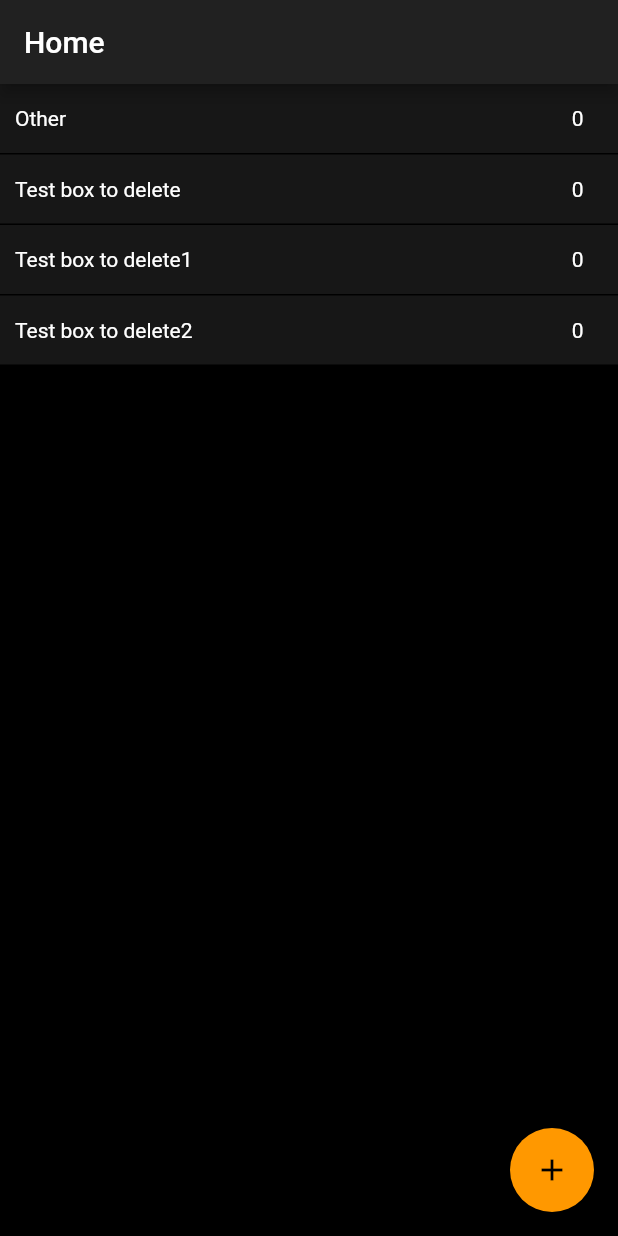
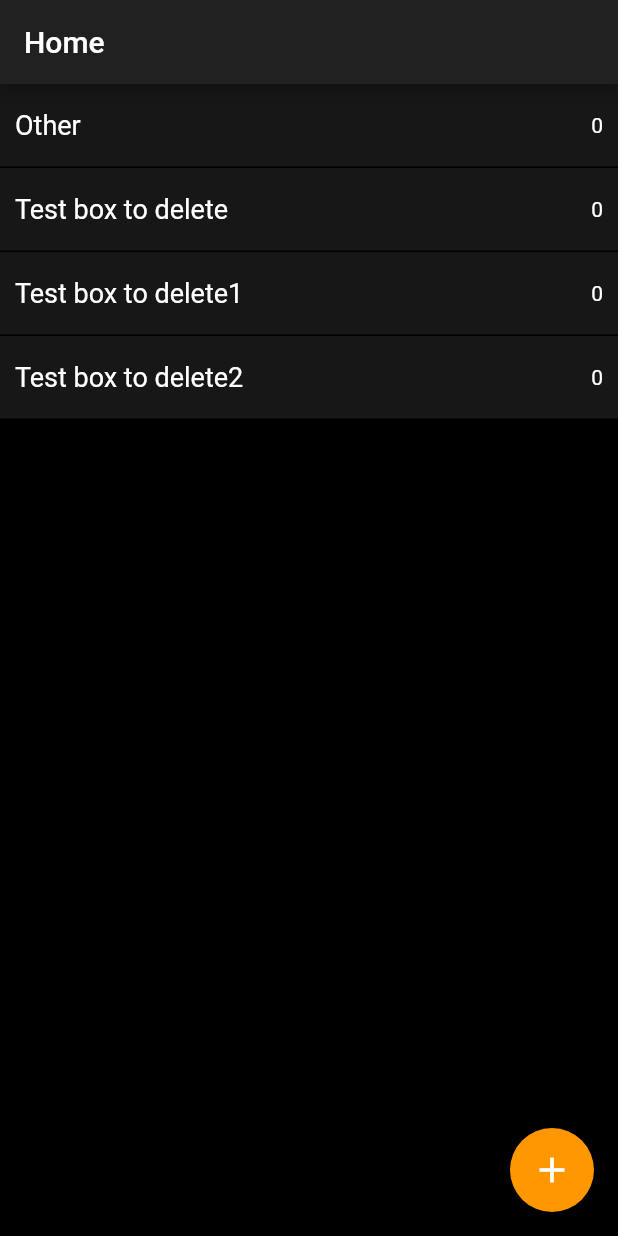
Before and after one commit to MusicCorner/Moneybox_dart, a Flutter app: the screen it shows after launch, on a phone screen of 412 x 824 dp. Run offline on Flutter 3.47's test engine with Material 2 defaults, Android fonts, the phone set to English and light mode, and no system bars.

Commit message:
styles improve

```diff
--- a/lib/view/HomePage/HomePage.dart
+++ b/lib/view/HomePage/HomePage.dart
@@ -76,7 +76,7 @@ class HomePage extends StatelessWidget {
       floatingActionButton: FloatingActionButton(
         onPressed: () => _goToAddBoxScreen(context),
         tooltip: 'Add new box',
-        child: Icon(Icons.add),
+        child: Icon(Icons.add, color: Colors.white, size: 28,),
         heroTag: 'btn1',
       ),
     );
--- a/lib/view/HomePage/SingleBox.dart
+++ b/lib/view/HomePage/SingleBox.dart
@@ -1,12 +1,13 @@
 import 'dart:ui';
+// import 'package:clicker/states/SingleBoxState.dart';
 import 'package:flutter/material.dart';
 
-class SingleBox extends StatelessWidget {
-  SingleBox({ this.box, this.toggleBoxSelection, this.checkBoxIsShowed });
+class SingleBox extends StatelessWidget{
+  final box;
+  final Function toggleBoxSelection;
+  final bool checkBoxIsShowed;
 
-  final box;
-  Function toggleBoxSelection;
-  bool checkBoxIsShowed;
+  SingleBox({ this.box, this.toggleBoxSelection, this.checkBoxIsShowed, });
 
   void _selectBox() {
     if (box.id != 0) {
@@ -24,9 +25,15 @@ class SingleBox extends StatelessWidget {
     }
   }
 
-  void _onTap() {
+  void _toggleBox(context) {
+    Navigator.pushNamed(context, '/addNewBox');
+  }
+
+  void _onTap(context) {
     if (checkBoxIsShowed && box.id != 0) {
       _toggleCheckBox(!box.isSelected);
+    } else {
+      _toggleBox(context);
     }
   }
 
@@ -50,30 +57,36 @@ class SingleBox extends StatelessWidget {
   Widget build(BuildContext context) {
     String cachedAlready = box.cachedAlready.toString();
     String sumToCache = box.sumToCache.toString();
-    double textBoxWidth = checkBoxIsShowed ? MediaQuery.of(context).size.width * 0.84 : MediaQuery.of(context).size.width * 0.92;
 
     Widget rowContainer = Container(
-      padding: EdgeInsets.only(left: 10, top: 15, right: 10, bottom: 15),
-      decoration: BoxDecoration(color: Color(0xFF171717), border: Border(bottom: BorderSide(color: Colors.black))),
+      padding: EdgeInsets.only(left: 10, top: 17, right: 10, bottom: 17),
       child: Row(children: <Widget>[
-        _getCheckBox(),
-        Container(
+        Expanded(
           child: Row(
             children: <Widget>[
-              Text(box.name, style: TextStyle(color: Colors.white)),
-              Text(cachedAlready, style: TextStyle(color: Colors.white)),
+              Text(box.name, style: TextStyle(color: Colors.white, fontSize: 18)),
+              checkBoxIsShowed ? _getCheckBox() : Text(cachedAlready, style: TextStyle(color: Colors.white)),
             ],
             mainAxisAlignment: MainAxisAlignment.spaceBetween,
           ),
-          width: textBoxWidth,
         )
       ],),
     );
 
-    return GestureDetector(
-      onTap: _onTap,
-      onLongPress: _selectBox,
-      child: rowContainer
+    return Container(
+      decoration: BoxDecoration(color: Color(0xFF171717), border: Border(bottom: BorderSide(color: Colors.black))),
+      child: Material(
+        type: MaterialType.transparency,
+        child: InkWell(
+          focusColor: Colors.orange[300],
+          highlightColor: Colors.orange[300],
+          hoverColor: Colors.orange[300],
+          splashColor: Colors.orange[300],
+          onTap: () => _onTap(context),
+          onLongPress: _selectBox,
+          child: rowContainer
+        ),
+      )
     );
   }
 }
```
Also changed, not shown: lib/states/SingleBoxState.dart (+17 -2 lines).
